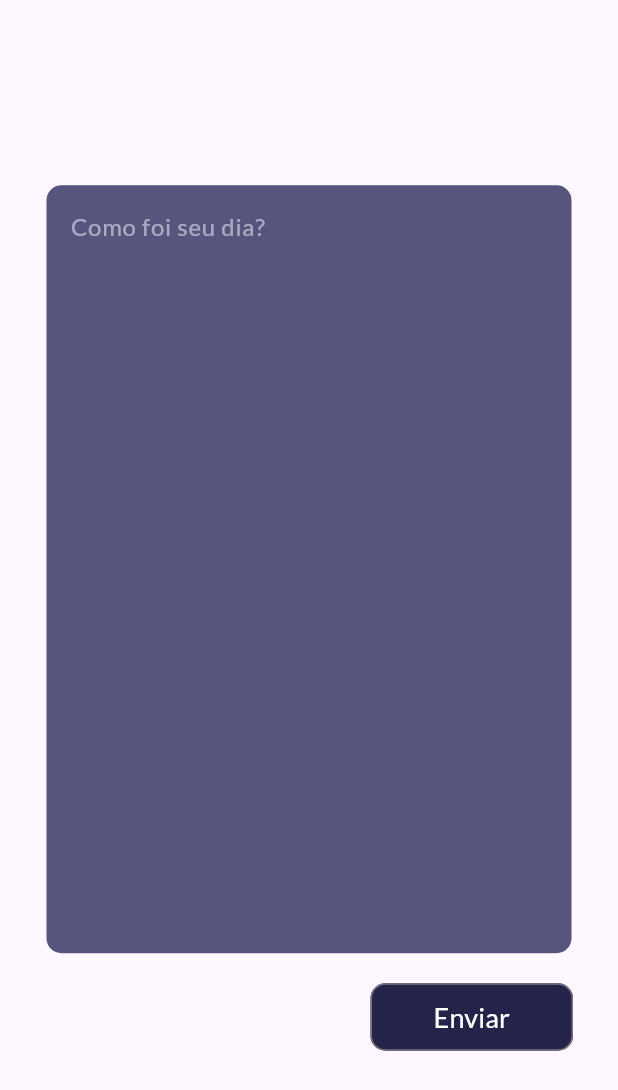
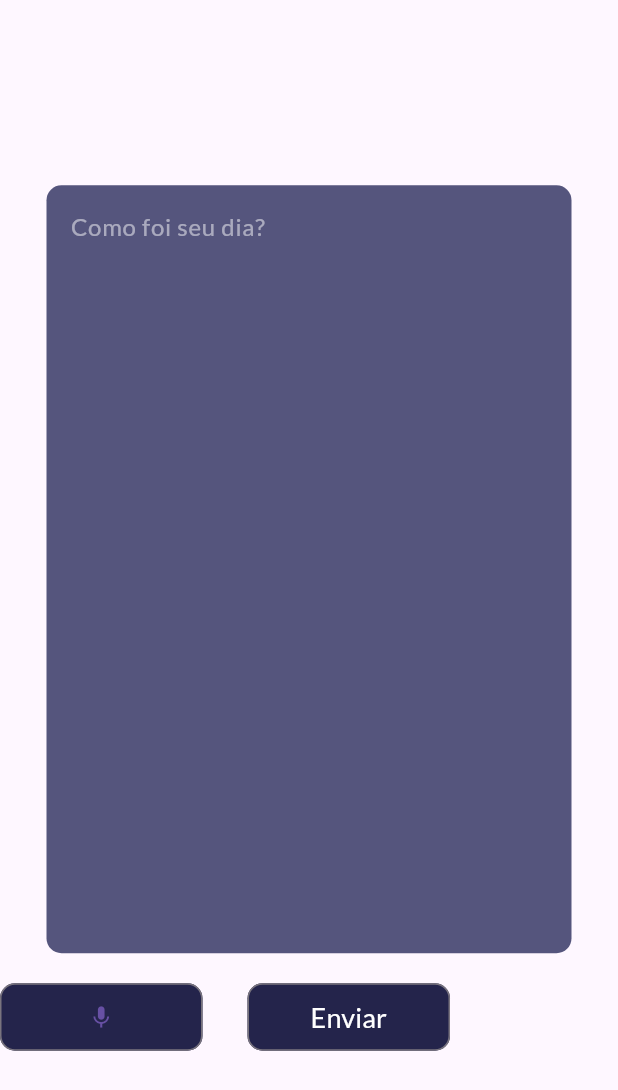
Before and after one commit to barbosa-jp/avaliacao-flutter-2, a Flutter app: the MandarTexto widget shown alone on an empty page, opened directly with empty values, on a phone screen of 412 x 824 dp. Shown: the top 1090 px of the screen. Run offline on Flutter 3.47's test engine with Material 3 defaults, Android fonts, the phone set to English and light mode, and no system bars; our stand-ins replace flutter_colorpicker, google_fonts, image_picker; missing offline and left inert: record; network calls fail.

Commit message:
feat: audio recordado

```diff
--- /dev/null
+++ b/avaliacao_2/lib/src/features/mandar_texto/presentation/widgets/botao_audio.dart
@@ -0,0 +1,28 @@
+import 'package:avaliacao_2/src/features/cores/core/cores.dart';
+import 'package:flutter/material.dart';
+
+class BotaoAudio extends StatelessWidget {
+  const BotaoAudio({super.key, required this.onTap, required this.icone});
+
+  final Function() onTap;
+  final IconData icone;
+
+  @override
+  Widget build(BuildContext context) {
+    return Padding(
+      padding: const EdgeInsets.only(right: 30),
+      child: SizedBox(
+        width: 135,
+        height: 45,
+        child: OutlinedButton(
+          style: OutlinedButton.styleFrom(
+              shape: const RoundedRectangleBorder(
+                  borderRadius: BorderRadius.all(Radius.circular(10))),
+              backgroundColor: Cores.roxo5),
+          onPressed: onTap,
+          child: Icon(icone),
+        ),
+      ),
+    );
+  }
+}
--- a/avaliacao_2/pubspec.yaml
+++ b/avaliacao_2/pubspec.yaml
@@ -39,6 +39,10 @@ dependencies:
   http: ^1.2.2
   flutter_colorpicker: ^1.1.0
   image_picker: ^1.1.2
+  record: ^5.2.0
+  just_audio: ^0.9.46
+  path_provider: ^2.1.5
+  path: ^1.9.0
 
 dev_dependencies:
   flutter_test:
```
Also changed, not shown: avaliacao_2/lib/src/features/editar_perfil/presentation/pages/utils.dart (+4 -5 lines), avaliacao_2/lib/src/features/mandar_texto/presentation/pages/mandar_texto_screen.dart (+55 -13 lines), avaliacao_2/pubspec.lock, 6 other files.
